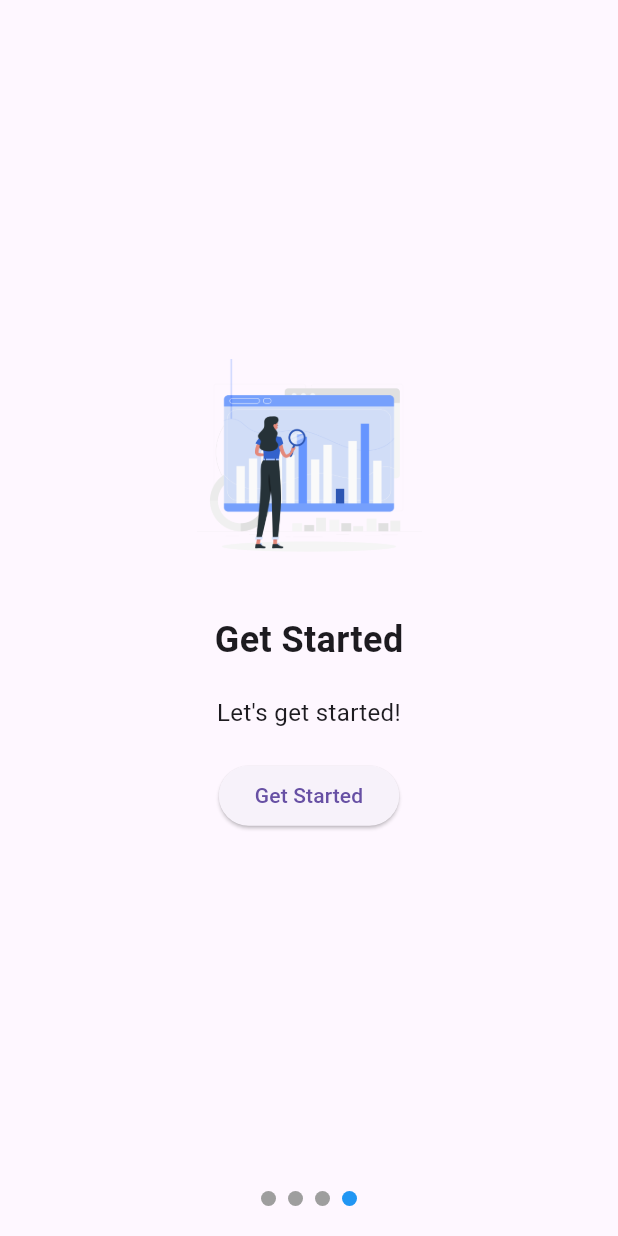
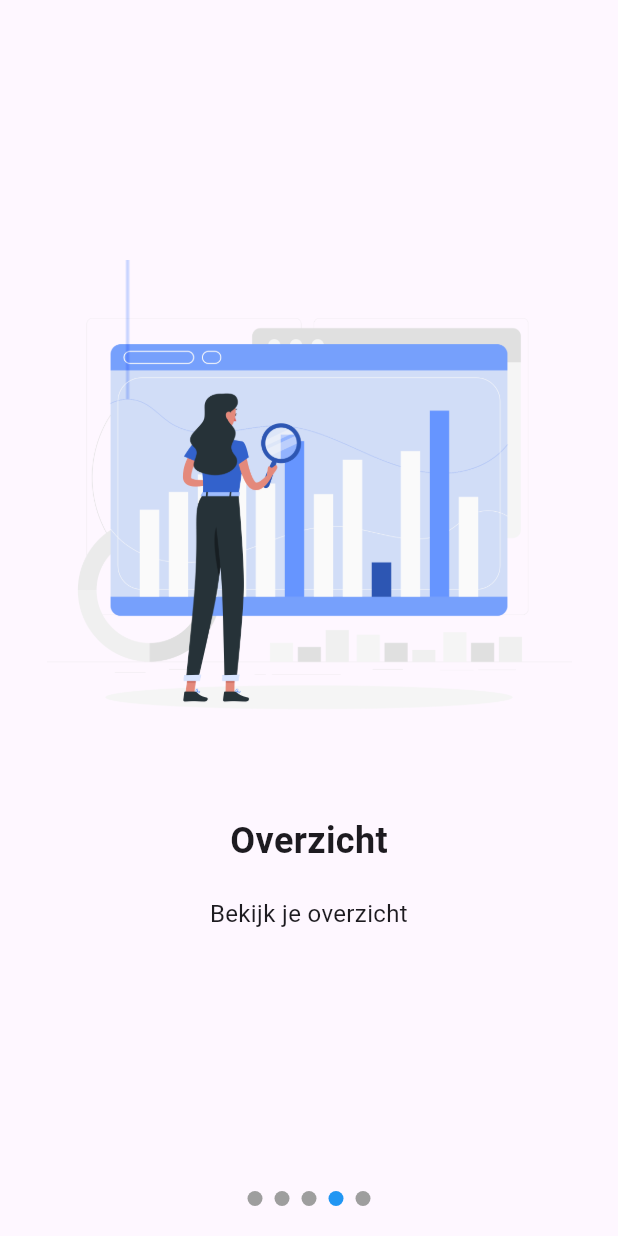
Before and after one commit to brentvanmalsen/industry-project, a Flutter app: the screen it shows after launch, swiped to page 4, on a phone screen of 412 x 824 dp. Run offline on Flutter 3.47's test engine with Material 3 defaults, Android fonts, the phone set to English and light mode, and no system bars; drawn by our look-alikes of smooth_page_indicator.

Commit message:
Tekst veranderd bij de punten

```diff
--- a/lib/main.dart
+++ b/lib/main.dart
@@ -36,7 +36,7 @@ class _InfoScreenState extends State<InfoScreen> {
                 _buildPage(
                   context,
                   'assets/logo.png',
-                  'Welkom bij de app',
+                  'Welkom bij PeacePath',
                   'Hier krijg je een korte intrductie over de app.',
                 ),
                 _buildPage(
@@ -48,8 +48,14 @@ class _InfoScreenState extends State<InfoScreen> {
                 _buildPage(
                   context,
                   'assets/invullen.png',
-                  'Features',
+                  'Invullen',
                   'Vul vervolgens in bij welk onderwerp dit hoorde zoals: stad, werk, sport etc, of voeg een eigen onderwerp toe.',
+                ),
+                _buildPage(
+                  context,
+                  'assets/grafiek.png',
+                  'Overzicht',
+                  'Bekijk je overzicht',
                 ),
                 _buildPage(
                   context,
@@ -63,7 +69,7 @@ class _InfoScreenState extends State<InfoScreen> {
           ),
           SmoothPageIndicator(
             controller: _controller,
-            count: 4,
+            count: 5,
             effect: WormEffect(
               dotHeight: 10.0,
               dotWidth: 10.0,
@@ -84,8 +90,8 @@ class _InfoScreenState extends State<InfoScreen> {
       children: <Widget>[
         Image.asset(
           imagePath, // Make sure to add your images to the assets folder
-          width: 150,
-          height: 150,
+          width: 350,
+          height: 350,
         ),
         SizedBox(height: 20),
         Text(
```
